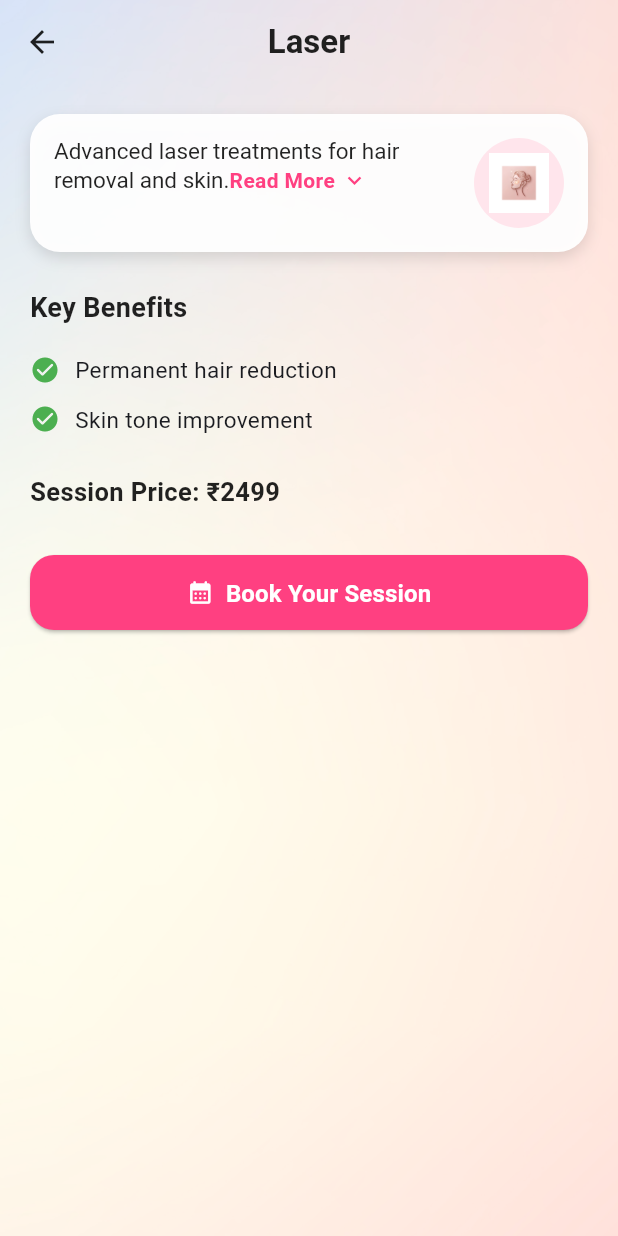
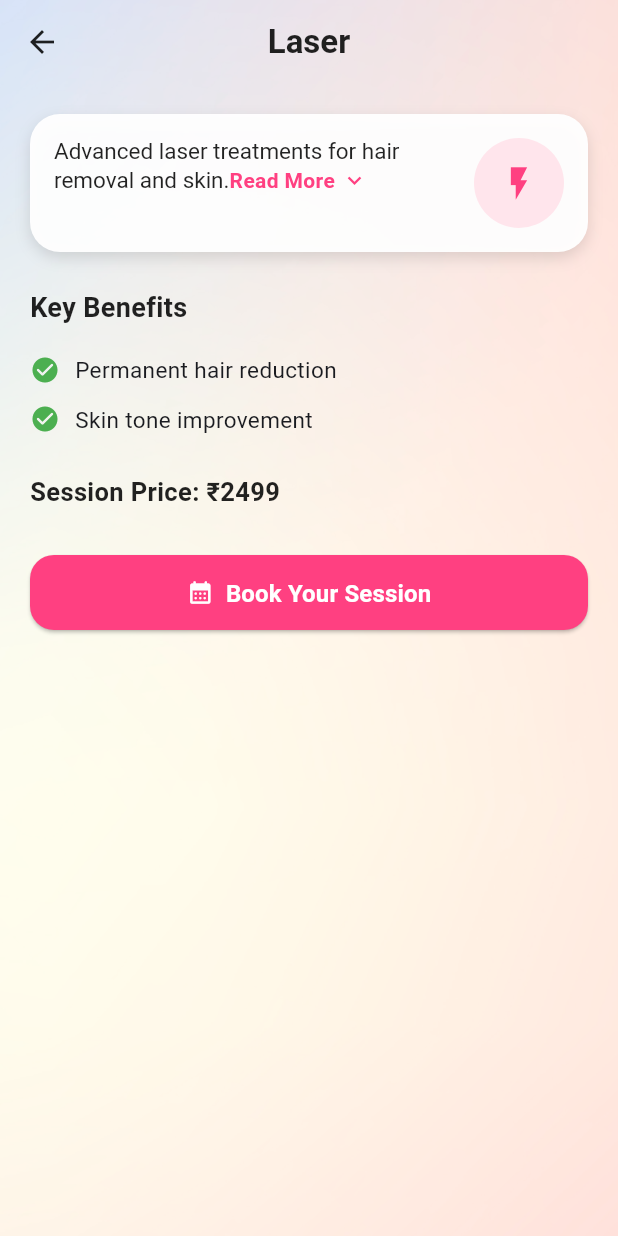
Before and after one commit to shubhamdevgupta/aesthetic_clinic_app, a Flutter app: the screen it shows after launch, after a tap on "Laser", on a phone screen of 412 x 824 dp. Run offline on Flutter 3.47's test engine with Material 3 defaults, Android fonts, the phone set to English and light mode, and no system bars; our stand-ins replace carousel_slider.

Commit message:
works fine now

```diff
--- a/lib/screen/ServiceDetailScreen.dart
+++ b/lib/screen/ServiceDetailScreen.dart
@@ -68,7 +68,9 @@ class _ServiceDetailsScreenState extends State<ServiceDetailsScreen>
             child: CircleAvatar(
               radius: 45,
               backgroundColor: const Color(0xFFFFE5EC),
-              child:service.icon),
+              child:
+              Icon(service.icon, size: 36, color: Colors.pinkAccent),
+            ),
           ),
           const SizedBox(height: 16),
           Text(
@@ -134,7 +136,9 @@ class _ServiceDetailsScreenState extends State<ServiceDetailsScreen>
           CircleAvatar(
             radius: 30,
             backgroundColor: const Color(0xFFFFE5EC),
-            child:service.icon),
+            child:
+            Icon(service.icon, size: 26, color: Colors.pinkAccent),
+          ),
         ],
       ),
     );
--- a/lib/service/Service.dart
+++ b/lib/service/Service.dart
@@ -2,11 +2,11 @@ import 'package:flutter/cupertino.dart';
 
 class Service {
   final String name;
-  final String description;
-  final String fullDescription;
+  final String description; // Short version
+  final String fullDescription; // Full version for expanded state
   final List<String> benefits;
   final String price;
-  final Widget icon; // <-- Changed from Icon to Widget
+  final IconData icon;
 
   Service({
     required this.name,
--- a/lib/service/ServiceCard.dart
+++ b/lib/service/ServiceCard.dart
@@ -42,7 +42,11 @@ class ServiceCard extends StatelessWidget {
           child: Column(
             mainAxisAlignment: MainAxisAlignment.center,
             children: [
-              service.icon,
+              CircleAvatar(
+                backgroundColor: const Color(0xFFFFE5EC),
+                radius: 36,
+                child: Icon(service.icon, size: 36, color: Colors.pinkAccent),
+              ),
               const SizedBox(height: 12),
               Text(
                 service.name,
```
Also changed, not shown: lib/screen/HomeScreen.dart (+9 -19 lines).
